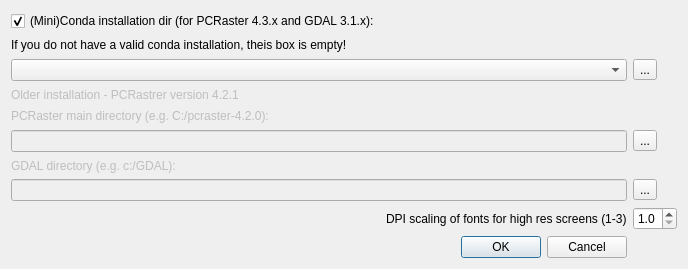
This is nutshelloptions.ui in vjetten/NutShell as Qt 5 draws it before an edit. The edited form follows.
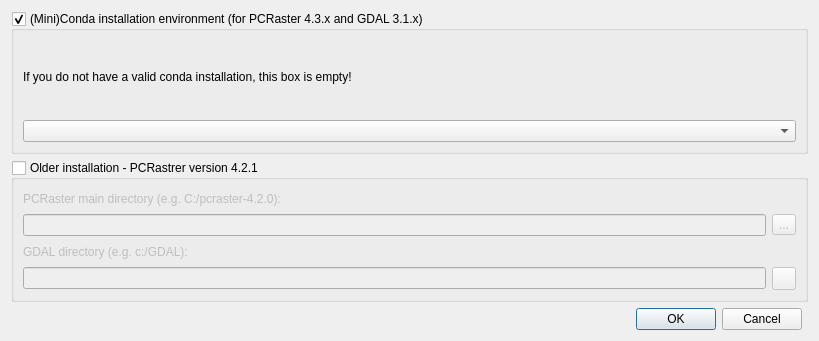
This is the edited form. Icons and pictures are not drawn.

Commit message: //better conda finding

What changed in the file:
```diff
--- a/nutshelloptions.ui
+++ b/nutshelloptions.ui
@@ -9,130 +9,15 @@
    <rect>
     <x>0</x>
     <y>0</y>
-    <width>619</width>
-    <height>269</height>
+    <width>819</width>
+    <height>341</height>
    </rect>
   </property>
   <property name="windowTitle">
    <string>Directories to software</string>
   </property>
   <layout class="QGridLayout" name="gridLayout">
-   <item row="5" column="0">
-    <widget class="QLabel" name="label_1">
-     <property name="enabled">
-      <bool>false</bool>
-     </property>
-     <property name="text">
-      <string>PCRaster main directory (e.g. C:/pcraster-4.2.0):</string>
-     </property>
-    </widget>
-   </item>
-   <item row="0" column="0">
-    <widget class="QCheckBox" name="checkBoxInstallation">
-     <property name="text">
-      <string>(Mini)Conda installation dir (for PCRaster 4.3.x and GDAL 3.1.x):</string>
-     </property>
-     <property name="checked">
-      <bool>true</bool>
-     </property>
-    </widget>
-   </item>
-   <item row="2" column="0" colspan="2">
-    <widget class="QLabel" name="label_3">
-     <property name="text">
-      <string>If you do not have a valid conda installation, theis box is empty!</string>
-     </property>
-    </widget>
-   </item>
-   <item row="6" column="0" colspan="2">
-    <widget class="QLineEdit" name="lineEdit_pcrcalcDir">
-     <property name="enabled">
-      <bool>false</bool>
-     </property>
-    </widget>
-   </item>
-   <item row="7" column="0" colspan="2">
-    <widget class="QLabel" name="label_4">
-     <property name="enabled">
-      <bool>false</bool>
-     </property>
-     <property name="text">
-      <string>GDAL directory (e.g. c:/GDAL):</string>
-     </property>
-    </widget>
-   </item>
-   <item row="8" column="0" colspan="2">
-    <widget class="QLineEdit" name="lineEdit_GDALDir">
-     <property name="enabled">
-      <bool>false</bool>
-     </property>
-    </widget>
-   </item>
-   <item row="4" column="0">
-    <widget class="QLabel" name="label_5">
-     <property name="enabled">
-      <bool>false</bool>
-     </property>
-     <property name="text">
-      <string>Older installation - PCRastrer version 4.2.1</string>
-     </property>
-    </widget>
-   </item>
-   <item row="9" column="1">
-    <widget class="QLabel" name="label_2">
-     <property name="text">
-      <string>DPI scaling of fonts for high res screens (1-3)</string>
-     </property>
-    </widget>
-   </item>
-   <item row="3" column="0" colspan="2">
-    <widget class="QComboBox" name="combo_envs"/>
-   </item>
-   <item row="9" column="2">
-    <widget class="QDoubleSpinBox" name="dpiScale">
-     <property name="sizePolicy">
-      <sizepolicy hsizetype="Fixed" vsizetype="Fixed">
-       <horstretch>0</horstretch>
-       <verstretch>0</verstretch>
-      </sizepolicy>
-     </property>
-     <property name="decimals">
-      <number>1</number>
-     </property>
-     <property name="minimum">
-      <double>1.000000000000000</double>
-     </property>
-     <property name="maximum">
-      <double>3.000000000000000</double>
-     </property>
-     <property name="singleStep">
-      <double>0.100000000000000</double>
-     </property>
-    </widget>
-   </item>
-   <item row="8" column="2">
-    <widget class="QToolButton" name="toolButton_4">
-     <property name="text">
-      <string>...</string>
-     </property>
-     <property name="icon">
-      <iconset resource="nutshellqt.qrc">
-       <normaloff>:/resources/directory_open.png</normaloff>:/resources/directory_open.png</iconset>
-     </property>
-    </widget>
-   </item>
-   <item row="3" column="2">
-    <widget class="QToolButton" name="toolButton_2">
-     <property name="text">
-      <string>...</string>
-     </property>
-     <property name="icon">
-      <iconset resource="nutshellqt.qrc">
-       <normaloff>:/resources/directory_open.png</normaloff>:/resources/directory_open.png</iconset>
-     </property>
-    </widget>
-   </item>
-   <item row="10" column="0" colspan="2">
+   <item row="6" column="0">
     <widget class="QDialogButtonBox" name="buttonBox">
      <property name="orientation">
       <enum>Qt::Horizontal</enum>
@@ -142,15 +27,98 @@
      </property>
     </widget>
    </item>
-   <item row="6" column="2">
-    <widget class="QToolButton" name="toolButton_1">
-     <property name="text">
-      <string>...</string>
+   <item row="1" column="0" colspan="2">
+    <widget class="QGroupBox" name="groupBox_PCR">
+     <property name="enabled">
+      <bool>true</bool>
      </property>
-     <property name="icon">
-      <iconset resource="nutshellqt.qrc">
-       <normaloff>:/resources/directory_open.png</normaloff>:/resources/directory_open.png</iconset>
+     <property name="title">
+      <string>Older installation - PCRastrer version 4.2.1</string>
      </property>
+     <property name="flat">
+      <bool>false</bool>
+     </property>
+     <property name="checkable">
+      <bool>true</bool>
+     </property>
+     <property name="checked">
+      <bool>false</bool>
+     </property>
+     <layout class="QGridLayout" name="gridLayout_3">
+      <item row="2" column="0">
+       <widget class="QLabel" name="label_4">
+        <property name="enabled">
+         <bool>true</bool>
+        </property>
+        <property name="text">
+         <string>GDAL directory (e.g. c:/GDAL):</string>
+        </property>
+       </widget>
+      </item>
+      <item row="0" column="0">
+       <widget class="QLabel" name="label_1">
+        <property name="enabled">
+         <bool>true</bool>
+        </property>
+        <property name="text">
+         <string>PCRaster main directory (e.g. C:/pcraster-4.2.0):</string>
+        </property>
+       </widget>
+      </item>
+      <item row="3" column="1">
+       <widget class="QToolButton" name="toolButton_4">
+        <property name="enabled">
+         <bool>true</bool>
+        </property>
+       </widget>
+      </item>
+      <item row="1" column="0">
+       <widget class="QLineEdit" name="lineEdit_pcrcalcDir">
+        <property name="enabled">
+         <bool>true</bool>
+        </property>
+       </widget>
+      </item>
+      <item row="1" column="1">
+       <widget class="QToolButton" name="toolButton_1">
+        <property name="enabled">
+         <bool>true</bool>
+        </property>
+        <property name="text">
+         <string>...</string>
+        </property>
+       </widget>
+      </item>
+      <item row="3" column="0">
+       <widget class="QLineEdit" name="lineEdit_GDALDir">
+        <property name="enabled">
+         <bool>true</bool>
+        </property>
+       </widget>
+      </item>
+     </layout>
+    </widget>
+   </item>
+   <item row="0" column="0" colspan="2">
+    <widget class="QGroupBox" name="groupBox_Conda">
+     <property name="title">
+      <string>(Mini)Conda installation environment (for PCRaster 4.3.x and GDAL 3.1.x)</string>
+     </property>
+     <property name="checkable">
+      <bool>true</bool>
+     </property>
+     <layout class="QGridLayout" name="gridLayout_2">
+      <item row="1" column="0">
+       <widget class="QComboBox" name="combo_envs"/>
+      </item>
+      <item row="0" column="0">
+       <widget class="QLabel" name="label_3">
+        <property name="text">
+         <string>If you do not have a valid conda installation, this box is empty!</string>
+        </property>
+       </widget>
+      </item>
+     </layout>
     </widget>
    </item>
   </layout>
```
Left out of the diff: 36 changed lines with no effect on the pictures. The commit also changes 7 other files.
